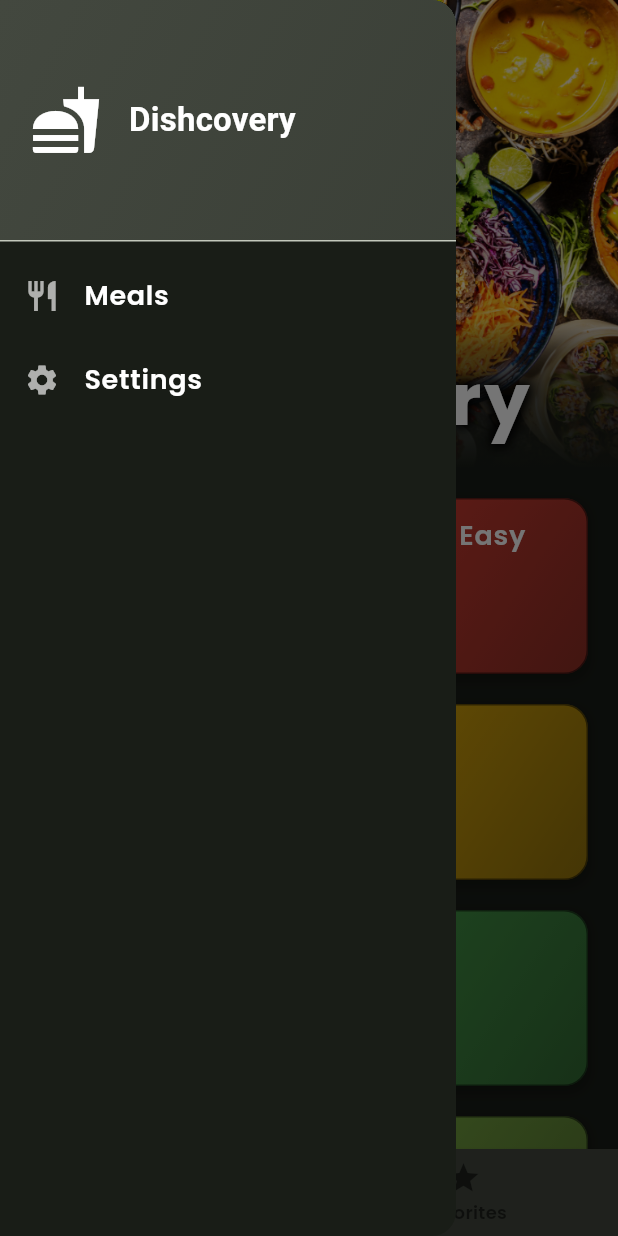
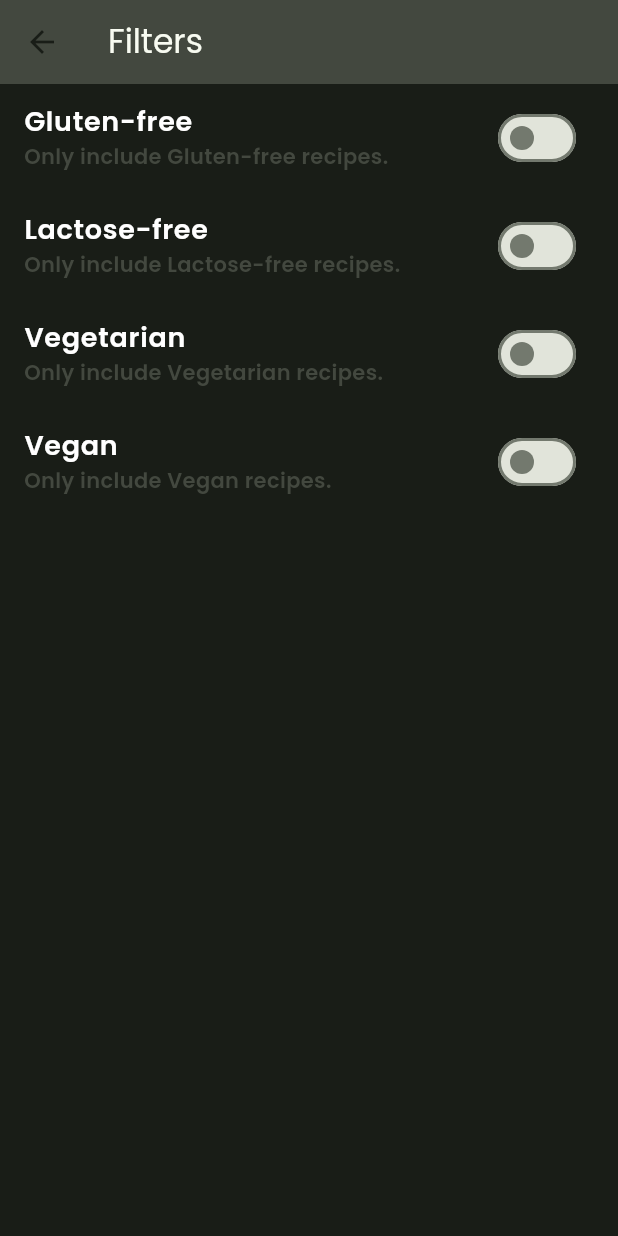
Before and after one commit to Crayyyyyy/meal_recipes, a Flutter app: the screen it shows after launch, in the side drawer, after a tap on "Settings", on a phone screen of 412 x 824 dp. Run offline on Flutter 3.47's test engine with Material 3 defaults, Android fonts, the light colour scheme and no system bars; our stand-ins replace google_fonts, transparent_image.

Commit message:
Filters working

```diff
--- a/lib/main.dart
+++ b/lib/main.dart
@@ -1,6 +1,7 @@
 import 'package:flutter/material.dart';
 import 'package:google_fonts/google_fonts.dart';
 import 'package:meal_recipes/pages/categories/page_categories.dart';
+import 'package:meal_recipes/pages/filters/page_filters.dart';
 import 'package:meal_recipes/pages/tabs/page_tabs.dart';
 
 var kColorScheme = ColorScheme.fromSeed(seedColor: const Color(0xFF00ff00));
--- a/lib/pages/categories/page_categories.dart
+++ b/lib/pages/categories/page_categories.dart
@@ -6,15 +6,20 @@ import 'package:meal_recipes/pages/categories/components/card_category.dart';
 import 'package:meal_recipes/pages/meals/page_meals.dart';
 
 class PageCategories extends StatelessWidget {
-  PageCategories({super.key, required this.onToggleFavorite});
+  PageCategories(
+      {super.key, required this.onToggleFavorite, required this.filters});
 
   void Function(Meal meal) onToggleFavorite;
+  Map<String, bool> filters;
 
   void _routeCategory(BuildContext context, Category category) {
     Navigator.of(context).push(
       MaterialPageRoute(
-        builder: (ctx) =>
-            PageMeals(category: category, onToggleFavorite: onToggleFavorite),
+        builder: (ctx) => PageMeals.withFilters(
+          category: category,
+          onToggleFavorite: onToggleFavorite,
+          filters: filters,
+        ),
       ),
     );
   }
@@ -24,12 +29,6 @@ class PageCategories extends StatelessWidget {
     return CustomScrollView(
       slivers: [
         SliverAppBar(
-          leading: IconButton(
-            icon: Icon(Icons.menu),
-            onPressed: () {
-              Scaffold.of(context).openDrawer();
-            },
-          ),
           expandedHeight: MediaQuery.of(context).size.height / 2 - 100,
           elevation: 5,
           flexibleSpace: Stack(
--- /dev/null
+++ b/lib/pages/filters/page_filters.dart
@@ -0,0 +1,63 @@
+import 'package:flutter/material.dart';
+
+class PageFilters extends StatefulWidget {
+  PageFilters({super.key, required this.pageFilters});
+  Map<String, bool> pageFilters;
+
+  @override
+  State<PageFilters> createState() => _PageFiltersState();
+}
+
+class _PageFiltersState extends State<PageFilters> {
+  Map<String, bool> filters = {
+    "Gluten-free": false,
+    "Lactose-free": false,
+    "Vegetarian": false,
+    "Vegan": false,
+  };
+
+  @override
+  void initState() {
+    filters["Gluten-free"] = widget.pageFilters["Gluten-free"]!;
+    filters["Lactose-free"] = widget.pageFilters["Lactose-free"]!;
+    filters["Vegetarian"] = widget.pageFilters["Vegetarian"]!;
+    filters["Vegan"] = widget.pageFilters["Vegan"]!;
+    super.initState();
+  }
+
+  @override
+  Widget build(BuildContext context) {
+    return Scaffold(
+      appBar: AppBar(
+        title: Text("Filters"),
+      ),
+      body: PopScope(
+        canPop: false,
+        onPopInvokedWithResult: (bool didPop, dynamic result) {
+          if (didPop) return;
+          Navigator.of(context).pop(filters);
+        },
+        child: Column(
+          children: [
+            for (var filter in filters.entries)
+              SwitchListTile(
+                value: filter.value,
+                onChanged: (isOn) {
+                  setState(() {
+                    filters[filter.key] = isOn;
+                  });
+                },
+                title: Text(
+                  filter.key,
+                  style: TextStyle(
+                    color: Theme.of(context).colorScheme.onPrimary,
+                  ),
+                ),
+                subtitle: Text('Only include ${filter.key} recipes.'),
+              )
+          ],
+        ),
+      ),
+    );
+  }
+}
--- a/lib/pages/meals/page_meals.dart
+++ b/lib/pages/meals/page_meals.dart
@@ -14,9 +14,30 @@ class PageMeals extends StatelessWidget {
   PageMeals.fromList(
       {super.key, required this.meals, required this.onToggleFavorite});
 
+  PageMeals.withFilters(
+      {super.key,
+      required this.category,
+      required this.onToggleFavorite,
+      required this.filters})
+      : meals = dummyMeals
+            .where((meal) => meal.categories.contains(category!.id))
+            .where((meal) {
+          if (filters!["Gluten-free"]! && !meal.isGlutenFree) return false;
+          if (filters!["Lactose-free"]! && !meal.isLactoseFree) return false;
+          if (filters!["Vegetarian"]! && !meal.isVegetarian) return false;
+          if (filters!["Vegan"]! && !meal.isVegan) return false;
+          return true;
+        }).toList();
+
+//  "Gluten-free": false,
+//     "Lactose-free": false,
+//     "Vegetarian": false,
+//     "Vegan": false,
+
   void Function(Meal meal) onToggleFavorite;
   Category? category;
   List<Meal> meals;
+  Map<String, bool>? filters;
 
   void _routeMeal(BuildContext context, Meal meal) {
     Navigator.of(context).push(
--- a/lib/pages/tabs/components/drawer_main.dart
+++ b/lib/pages/tabs/components/drawer_main.dart
@@ -1,7 +1,10 @@
 import 'package:flutter/material.dart';
+import 'package:meal_recipes/pages/filters/page_filters.dart';
 
 class DrawerMain extends StatelessWidget {
-  const DrawerMain({super.key});
+  DrawerMain({super.key, required this.parentRouteFunction});
+
+  void Function(BuildContext context) parentRouteFunction;
 
   @override
   Widget build(BuildContext context) {
@@ -42,17 +45,6 @@ class DrawerMain extends StatelessWidget {
           ),
           ListTile(
             leading: Icon(
-              Icons.restaurant,
-              color: Colors.white.withValues(alpha: 0.65),
-            ),
-            title: Text(
-              "Meals",
-              style: Theme.of(context).textTheme.bodyLarge,
-            ),
-            onTap: () {},
-          ),
-          ListTile(
-            leading: Icon(
               Icons.settings,
               color: Colors.white.withValues(alpha: 0.65),
             ),
@@ -60,7 +52,9 @@ class DrawerMain extends StatelessWidget {
               "Settings",
               style: Theme.of(context).textTheme.bodyLarge,
             ),
-            onTap: () {},
+            onTap: () {
+              parentRouteFunction(context);
+            },
           ),
         ],
       ),
--- a/lib/pages/tabs/page_tabs.dart
+++ b/lib/pages/tabs/page_tabs.dart
@@ -1,8 +1,16 @@
 import 'package:flutter/material.dart';
 import 'package:meal_recipes/objects/meal.dart';
 import 'package:meal_recipes/pages/categories/page_categories.dart';
+import 'package:meal_recipes/pages/filters/page_filters.dart';
 import 'package:meal_recipes/pages/meals/page_meals.dart';
 import 'package:meal_recipes/pages/tabs/components/drawer_main.dart';
+
+const Map<String, bool> kFilters = {
+  "Gluten-free": false,
+  "Lactose-free": false,
+  "Vegetarian": false,
+  "Vegan": false,
+};
 
 class PageTabs extends StatefulWidget {
   const PageTabs({super.key});
@@ -14,6 +22,21 @@ class PageTabs extends StatefulWidget {
 class _PageTabsState extends State<PageTabs> {
   int indexPage = 0;
   List<Meal> favoriteMeals = [];
+  Map<String, bool> filters = kFilters;
+
+  void _pushSettings(BuildContext context) async {
+    Navigator.of(context).pop();
+    Map<String, bool> temp = await Navigator.of(context).push(
+      MaterialPageRoute(
+        builder: (ctx) {
+          return PageFilters(pageFilters: filters);
+        },
+      ),
+    );
+    setState(() {
+      filters = temp;
+    });
+  }
 
   void toggleFavoriteMeal(Meal meal) {
     bool isInList = favoriteMeals.contains(meal);
@@ -36,13 +59,16 @@ class _PageTabsState extends State<PageTabs> {
 
   @override
   Widget build(BuildContext context) {
-    Widget activePage = PageCategories(onToggleFavorite: toggleFavoriteMeal);
+    Widget activePage =
+        PageCategories(onToggleFavorite: toggleFavoriteMeal, filters: filters);
     if (indexPage == 1) {
       activePage = PageMeals.fromList(
           meals: favoriteMeals, onToggleFavorite: toggleFavoriteMeal);
     }
     return Scaffold(
-      drawer: DrawerMain(),
+      drawer: DrawerMain(
+        parentRouteFunction: _pushSettings,
+      ),
       bottomNavigationBar: BottomNavigationBar(
         elevation: 2,
         onTap: _selectPage,
```
Also changed, not shown: 1 other file.
